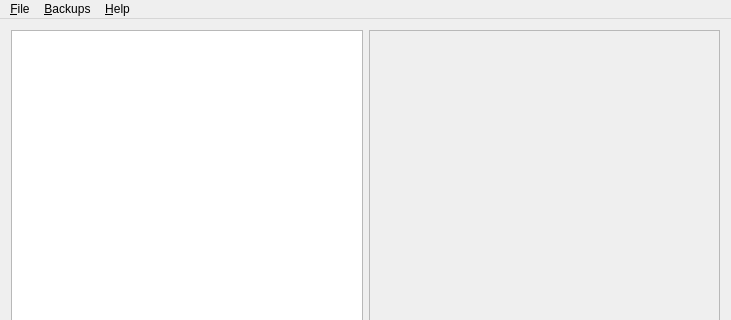
Qt form Mainwindow.ui (mmaulwurff/Optiom) before a commit; both pictures show x 0 to 731 and y 0 to 320 of the 731 by 490 pixel window.
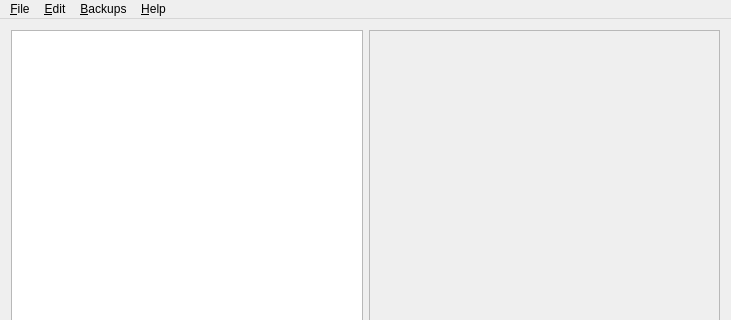
The same form after that commit.

Commit message: add copy settings to clipboard feature

```diff
--- a/Mainwindow.ui
+++ b/Mainwindow.ui
@@ -43,7 +43,7 @@
      <x>0</x>
      <y>0</y>
      <width>731</width>
-     <height>21</height>
+     <height>20</height>
     </rect>
    </property>
    <widget class="QMenu" name="menuFile">
@@ -67,7 +67,14 @@
     <addaction name="action_Backup"/>
     <addaction name="action_Restore"/>
    </widget>
+   <widget class="QMenu" name="menuEdit">
+    <property name="title">
+     <string>&amp;Edit</string>
+    </property>
+    <addaction name="actionCopy_file_to_clipboard"/>
+   </widget>
    <addaction name="menuFile"/>
+   <addaction name="menuEdit"/>
    <addaction name="menuBackups"/>
    <addaction name="menuAbout"/>
   </widget>
```
Left out of the diff: 10 changed lines with no effect on the pictures. The commit also changes 1 other file.
